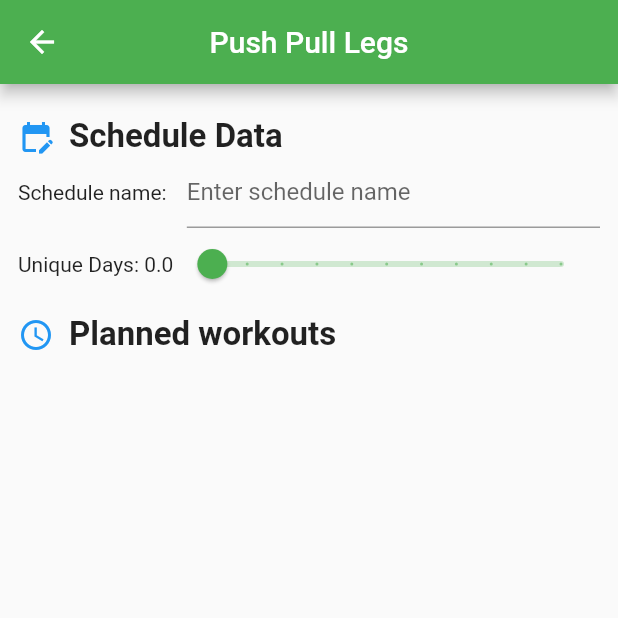
After one commit to WillHAdair/WorkoutApplication, a Flutter app: the SchedulesPage screen opened directly, after a tap on the "arrow forward ios" icon, on a phone screen of 412 x 824 dp, the top half of it. The commit adds this screen. Run offline on Flutter 3.47's test engine with Material 2 defaults, Android fonts, the phone set to English and light mode, and no system bars; our stand-ins replace flutter_colorpicker, flutter_heatmap_calendar, flutter_slidable, google_nav_bar, hive, hive_flutter and 2 more; accounts and stored records are empty.

Commit message:
Added basic framework for schedule page

```diff
--- a/lib/pages/nav_bar.dart
+++ b/lib/pages/nav_bar.dart
@@ -2,7 +2,7 @@ import 'package:flutter/material.dart';
 import 'package:google_nav_bar/google_nav_bar.dart';
 import 'package:workout_app/pages/Home/home_page.dart';
 import 'package:workout_app/pages/settings_page.dart';
-import 'package:workout_app/pages/tracker_page.dart';
+import 'package:workout_app/pages/tracker/tracker_home_page.dart';
 
 class BottomNavigation extends StatefulWidget {
   const BottomNavigation({Key? key}) : super(key: key);
@@ -38,7 +38,7 @@ class _BottomNavigationState extends State<BottomNavigation> {
           });
         },
         children: const [
-          TrackerPage(),
+          TrackerHomePage(),
           HomePage(),
           SettingsPage(),
         ],
--- /dev/null
+++ b/lib/pages/tracker/schedule_page.dart
@@ -0,0 +1,184 @@
+import 'package:flutter/material.dart';
+import 'package:provider/provider.dart';
+import 'package:workout_app/components/custom_tile.dart';
+import 'package:workout_app/components/dropdown/workout_dropdown_list.dart';
+import 'package:workout_app/components/option_tile.dart';
+import 'package:workout_app/components/sliding_tile.dart';
+import 'package:workout_app/data/theme_provider.dart';
+import 'package:workout_app/data/workout_data.dart';
+import 'package:workout_app/models/tracker.dart';
+import 'package:workout_app/models/workout.dart';
+import 'package:workout_app/pages/Workouts/workout_page.dart';
+
+class SchedulePage extends StatefulWidget {
+  final Tracker tracker;
+
+  const SchedulePage({super.key, required this.tracker});
+
+  @override
+  State<SchedulePage> createState() => _SchedulePageState();
+}
+
+class _SchedulePageState extends State<SchedulePage> {
+  final nameController = TextEditingController();
+  Workout restDay = Workout(name: "break", exercises: []);
+  double sliderValue = 0;
+  List<bool> areWorkoutsChosen = [false, false, false, false, false, false, false, false, false, false];
+  List<Workout> workouts = [
+    Workout(name: "break", exercises: []),
+    Workout(name: "break", exercises: []),
+    Workout(name: "break", exercises: []),
+    Workout(name: "break", exercises: []),
+    Workout(name: "break", exercises: []),
+    Workout(name: "break", exercises: []),
+    Workout(name: "break", exercises: []),
+    Workout(name: "break", exercises: []),
+    Workout(name: "break", exercises: []),
+    Workout(name: "break", exercises: [])
+  ];
+
+  void navigateToWorkout(Workout workout) {
+    Navigator.push(
+        context,
+        MaterialPageRoute(
+            builder: (context) => WorkoutPage(
+                  workoutName: workout.name,
+                )));
+  }
+
+  void onCancel() {
+    Navigator.pop(context);
+  }
+
+  void onChanged(Workout workout, int index) {
+    setState(() {
+      areWorkoutsChosen[index] = true;
+      workouts[index] = workout;
+    });
+    Navigator.pop(context);
+  }
+
+  void chooseWorkout (int index) {
+    showDialog(
+      context: context,
+      builder: (context) {
+        return AlertDialog(
+          contentPadding: const EdgeInsets.all(16),
+          content: SingleChildScrollView(
+            child: ListBody(
+              children: [
+                ...Provider.of<WorkoutData>(context).getWorkoutList().map((workout) {
+                  return Padding(
+                    padding: const EdgeInsets.symmetric(vertical: 8.0),
+                    child: WorkoutDropdownList(
+                      title: workout.name,
+                      exercises: workout.exercises,
+                      isSelected: false,
+                      onChanged: (value) => onChanged(workout, index),
+                    ),
+                  );
+                })
+              ],
+            ),
+          ),
+          actions: [
+            MaterialButton(
+              onPressed: onCancel,
+              child: Text(
+                "Cancel",
+                style: TextStyle(
+                    color: Provider.of<ThemeProvider>(context).cancelText),
+              ),
+            ),
+          ],
+        );
+      },
+    );
+  }
+
+  @override
+  Widget build(BuildContext context) {
+    return Consumer<WorkoutData>(
+      builder: (context, value, child) => Scaffold(
+      appBar: AppBar(
+        title: Text(widget.tracker.name),
+        centerTitle: true,
+      ),
+      body: Padding(
+        padding: const EdgeInsets.all(12.0),
+        child: ListView(
+          children: [
+            const SizedBox(height: 10),
+            const Row(
+              children: [
+                Icon(
+                  Icons.edit_calendar,
+                  color: Colors.blue,
+                ),
+                SizedBox(width: 10),
+                Text('Schedule Data',
+                    style: TextStyle(fontSize: 22, fontWeight: FontWeight.bold))
+              ],
+            ),
+            Row(
+              children: [
+                const Text('Schedule name: '),
+                const SizedBox(width: 10),
+                Expanded(
+                  child: TextField(
+                    controller: nameController,
+                    decoration: const InputDecoration(
+                      hintText: 'Enter schedule name',
+                    ),
+                  ),
+                ),
+              ],
+            ),
+            Row(
+              children: [
+                Text('Unique Days: $sliderValue'),
+                Expanded(
+                  child: Slider(
+                    value: sliderValue,
+                    min: 0,
+                    max: 10,
+                    divisions: 10,
+                    onChanged: (value) {
+                      setState(() {
+                        sliderValue = value;
+                      });
+                    },
+                  ),
+                ),
+              ],
+            ),
+            const SizedBox(height: 10),
+            const Row(
+              children: [
+                Icon(
+                  Icons.schedule,
+                  color: Colors.blue,
+                ),
+                SizedBox(width: 10),
+                Text('Planned workouts',
+                    style: TextStyle(fontSize: 22, fontWeight: FontWeight.bold))
+              ],
+            ),
+            ListView.builder(
+              shrinkWrap: true,
+              physics: const NeverScrollableScrollPhysics(),
+              itemCount: sliderValue.toInt(),
+              itemBuilder: (context, index) => areWorkoutsChosen[index] ?  CustomTile(
+                text: workouts[index].name,
+                onForwardPress: () => navigateToWorkout(workouts[index]),
+              ) : OptionTile(
+                onClick: () => chooseWorkout(index)
+              ),
+            ),
+          ],
+        ),
+      ),
+    ),
+    );
+  }
+}
--- /dev/null
+++ b/lib/pages/tracker/schedules_page.dart
@@ -0,0 +1,46 @@
+import 'package:flutter/material.dart';
+import 'package:provider/provider.dart';
+import 'package:workout_app/components/custom_tile.dart';
+import 'package:workout_app/data/workout_data.dart';
+import 'package:workout_app/models/tracker.dart';
+import 'package:workout_app/pages/tracker/schedule_page.dart';
+
+class SchedulesPage extends StatefulWidget{
+
+  const SchedulesPage({super.key});
+
+  @override
+  State<SchedulesPage> createState() => _SchedulesPageState();
+}
+
+class _SchedulesPageState extends State<SchedulesPage> {
+    void goToSchedulePage(Tracker tracker) {
+    Navigator.push(
+      context,
+      MaterialPageRoute(
+        builder: (context) => SchedulePage(tracker: tracker)
+      ),
+    );
+  }
+
+  @override
+  Widget build(BuildContext context) {
+    return Consumer<WorkoutData>(
+      builder: (context, value, child) => Scaffold(
+        appBar: AppBar(
+          title: const Text("Schedules"),
+          centerTitle: true,
+        ),
+        body: ListView.builder(
+          shrinkWrap: true,
+          physics: const NeverScrollableScrollPhysics(),
+          itemCount: value.getTrackerList().length,
+          itemBuilder: (context, index) => CustomTile(
+            text: value.getTrackerList()[index].name,
+            onForwardPress: () => goToSchedulePage(value.getTrackerList()[index]),
+          ),
+      ),
+      ),
+    );
+  }
+}
```
Also changed, not shown: lib/components/option_tile.dart (added, +45 -0 lines), lib/pages/tracker/tracker_home_page.dart (renamed from lib/pages/tracker_page.dart, +26 -9 lines).
